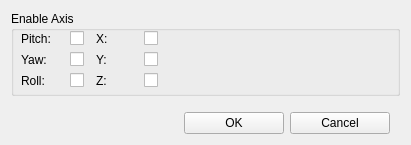
Above: ftnoir_tracker_hydra/ftnoir_hydra_clientcontrols.ui from opentrack/opentrack before the change. Below: the same form after it.
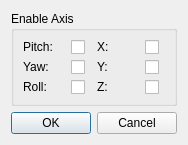
That is the form after the change. Icons and pictures are not drawn.

Commit message: hydra: add ui layouts

What changed in the file:
```diff
--- a/ftnoir_tracker_hydra/ftnoir_hydra_clientcontrols.ui
+++ b/ftnoir_tracker_hydra/ftnoir_hydra_clientcontrols.ui
@@ -9,7 +9,7 @@
    <rect>
     <x>0</x>
     <y>0</y>
-    <width>411</width>
+    <width>172</width>
     <height>145</height>
    </rect>
   </property>
@@ -26,7 +26,7 @@
   <property name="autoFillBackground">
    <bool>false</bool>
   </property>
-  <layout class="QVBoxLayout" name="_vertical_layout">
+  <layout class="QVBoxLayout" name="verticalLayout">
    <item>
     <widget class="QGroupBox" name="groupBox_3">
      <property name="minimumSize">
@@ -38,16 +38,7 @@
      <property name="title">
       <string>Enable Axis</string>
      </property>
-     <widget class="QWidget" name="layoutWidget">
-      <property name="geometry">
-       <rect>
-        <x>10</x>
-        <y>20</y>
-        <width>143</width>
-        <height>60</height>
-       </rect>
-      </property>
-      <layout class="QGridLayout" name="gridLayout_2">
+     <layout class="QGridLayout" name="gridLayout">
        <item row="0" column="0">
         <widget class="QLabel" name="label_61">
          <property name="text">
@@ -74,52 +65,6 @@
          </property>
         </widget>
        </item>
-       <item row="1" column="0">
-        <widget class="QLabel" name="label_91">
-         <property name="text">
-          <string>Yaw:</string>
-         </property>
-        </widget>
-       </item>
-       <item row="1" column="1">
-        <widget class="QCheckBox" name="chkEnableYaw">
-         <property name="maximumSize">
-          <size>
-           <width>20</width>
-           <height>16777215</height>
-          </size>
-         </property>
-         <property name="layoutDirection">
-          <enum>Qt::LeftToRight</enum>
-         </property>
-         <property name="text">
-          <string/>
-         </property>
-        </widget>
-       </item>
-       <item row="2" column="0">
-        <widget class="QLabel" name="label_111">
-         <property name="text">
-          <string>Roll:</string>
-         </property>
-        </widget>
-       </item>
-       <item row="2" column="1">
-        <widget class="QCheckBox" name="chkEnableRoll">
-         <property name="maximumSize">
-          <size>
-           <width>20</width>
-           <height>16777215</height>
-          </size>
-         </property>
-         <property name="layoutDirection">
-          <enum>Qt::LeftToRight</enum>
-         </property>
-         <property name="text">
-          <string/>
-         </property>
-        </widget>
-       </item>
        <item row="0" column="2">
         <widget class="QLabel" name="label_6">
          <property name="text">
@@ -146,6 +91,29 @@
          </property>
         </widget>
        </item>
+      <item row="1" column="0">
+       <widget class="QLabel" name="label_91">
+        <property name="text">
+         <string>Yaw:</string>
+        </property>
+       </widget>
+      </item>
+      <item row="1" column="1">
+       <widget class="QCheckBox" name="chkEnableYaw">
+        <property name="maximumSize">
+         <size>
+          <width>20</width>
+          <height>16777215</height>
+         </size>
+        </property>
+        <property name="layoutDirection">
+         <enum>Qt::LeftToRight</enum>
+        </property>
+        <property name="text">
+         <string/>
+        </property>
+       </widget>
+      </item>
        <item row="1" column="2">
         <widget class="QLabel" name="label_9">
          <property name="text">
@@ -169,6 +137,29 @@
          </property>
         </widget>
        </item>
+      <item row="2" column="0">
+       <widget class="QLabel" name="label_111">
+        <property name="text">
+         <string>Roll:</string>
+        </property>
+       </widget>
+      </item>
+      <item row="2" column="1">
+       <widget class="QCheckBox" name="chkEnableRoll">
+        <property name="maximumSize">
+         <size>
+          <width>20</width>
+          <height>16777215</height>
+         </size>
+        </property>
+        <property name="layoutDirection">
+         <enum>Qt::LeftToRight</enum>
+        </property>
+        <property name="text">
+         <string/>
+        </property>
+       </widget>
+      </item>
        <item row="2" column="2">
         <widget class="QLabel" name="label_11">
          <property name="text">
@@ -194,112 +185,15 @@
        </item>
       </layout>
      </widget>
-    </widget>
    </item>
    <item>
-    <spacer name="verticalSpacer">
-     <property name="orientation">
-      <enum>Qt::Vertical</enum>
+    <widget class="QDialogButtonBox" name="buttonBox">
+     <property name="standardButtons">
+      <set>QDialogButtonBox::Cancel|QDialogButtonBox::Ok</set>
      </property>
-     <property name="sizeHint" stdset="0">
-      <size>
-       <width>20</width>
-       <height>40</height>
-      </size>
-     </property>
-    </spacer>
-   </item>
-   <item>
-    <layout class="QHBoxLayout" name="horizontalLayout">
-     <item>
-      <spacer name="horizontalSpacer_2">
-       <property name="orientation">
-        <enum>Qt::Horizontal</enum>
-       </property>
-       <property name="sizeHint" stdset="0">
-        <size>
-         <width>40</width>
-         <height>20</height>
-        </size>
-       </property>
-      </spacer>
-     </item>
-     <item>
-      <layout class="QHBoxLayout" name="horizontalLayout_2">
-       <property name="sizeConstraint">
-        <enum>QLayout::SetDefaultConstraint</enum>
-       </property>
-       <item>
-        <widget class="QPushButton" name="btnOK">
-         <property name="sizePolicy">
-          <sizepolicy hsizetype="Preferred" vsizetype="Fixed">
-           <horstretch>0</horstretch>
-           <verstretch>0</verstretch>
-          </sizepolicy>
-         </property>
-         <property name="minimumSize">
-          <size>
-           <width>100</width>
-           <height>0</height>
-          </size>
-         </property>
-         <property name="maximumSize">
-          <size>
-           <width>100</width>
-           <height>16777215</height>
-          </size>
-         </property>
-         <property name="text">
-          <string>OK</string>
-         </property>
-        </widget>
-       </item>
-       <item>
-        <widget class="QPushButton" name="btnCancel">
-         <property name="sizePolicy">
-          <sizepolicy hsizetype="Preferred" vsizetype="Fixed">
-           <horstretch>0</horstretch>
-           <verstretch>0</verstretch>
-          </sizepolicy>
-         </property>
-         <property name="minimumSize">
-          <size>
-           <width>100</width>
-           <height>0</height>
-          </size>
-         </property>
-         <property name="maximumSize">
-          <size>
-           <width>100</width>
-           <height>16777215</height>
-          </size>
-         </property>
-         <property name="text">
-          <string>Cancel</string>
-         </property>
-        </widget>
-       </item>
-      </layout>
-     </item>
-     <item>
-      <spacer name="horizontalSpacer">
-       <property name="orientation">
-        <enum>Qt::Horizontal</enum>
-       </property>
-       <property name="sizeType">
-        <enum>QSizePolicy::Fixed</enum>
-       </property>
-       <property name="sizeHint" stdset="0">
-        <size>
-         <width>10</width>
-         <height>20</height>
-        </size>
-       </property>
-      </spacer>
-     </item>
-    </layout>
-   </item>
-  </layout>
+    </widget>
+   </item>
+  </layout>
  </widget>
  <tabstops>
   <tabstop>btnOK</tabstop>
```
Left out of the diff: 4 changed lines with no effect on the pictures. Lines whose indentation alone changed are shown as unchanged. The commit also changes 1 other file.
